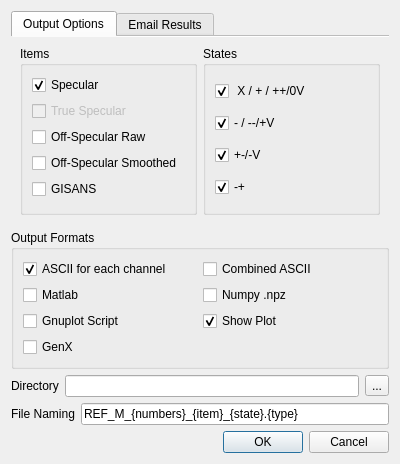
Qt form designer/reduce_dialog.ui (aglavic/quicknxs) before a commit.
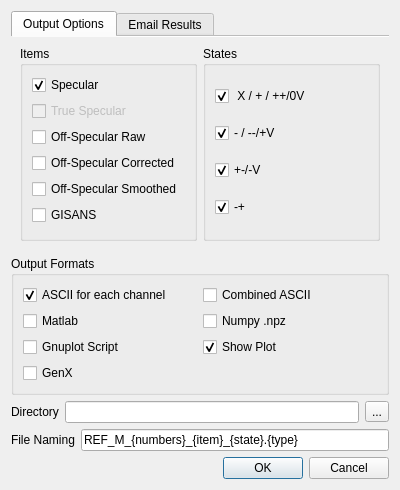
The same form after that commit. Icons and pictures are not drawn.

Commit message: -Fix off-specular scaling of background with sin(theta) -Correction of off-specular data for detector tails working -Don't start gui logging when ipython is set

```diff
--- a/designer/reduce_dialog.ui
+++ b/designer/reduce_dialog.ui
@@ -76,6 +76,13 @@
                </property>
               </widget>
              </item>
+             <item>
+              <widget class="QCheckBox" name="exportOffSpecularCorr">
+               <property name="text">
+                <string>Off-Specular Corrected</string>
+               </property>
+              </widget>
+             </item>
              <item>
               <widget class="QCheckBox" name="exportOffSpecularSmoothed">
                <property name="text">
```
The commit also changes 14 other files.
